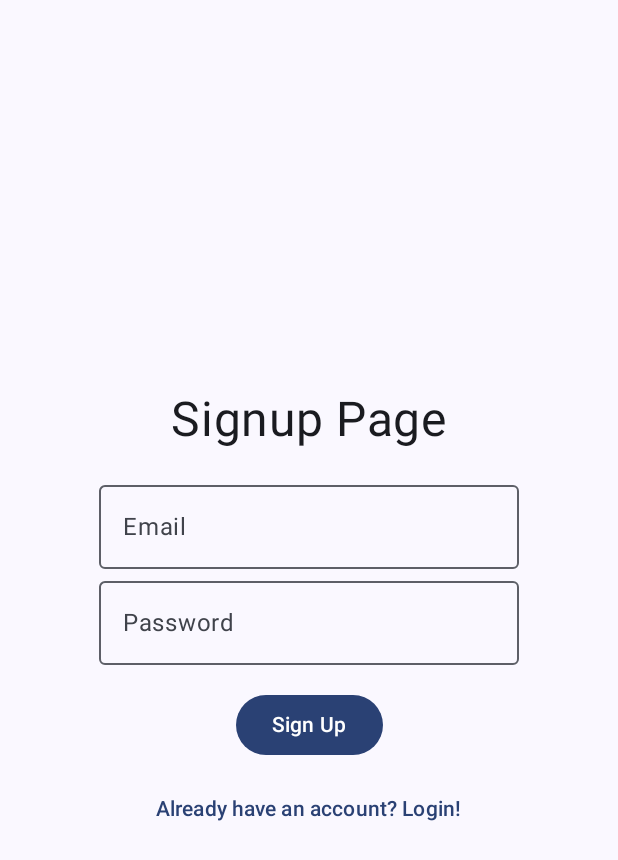
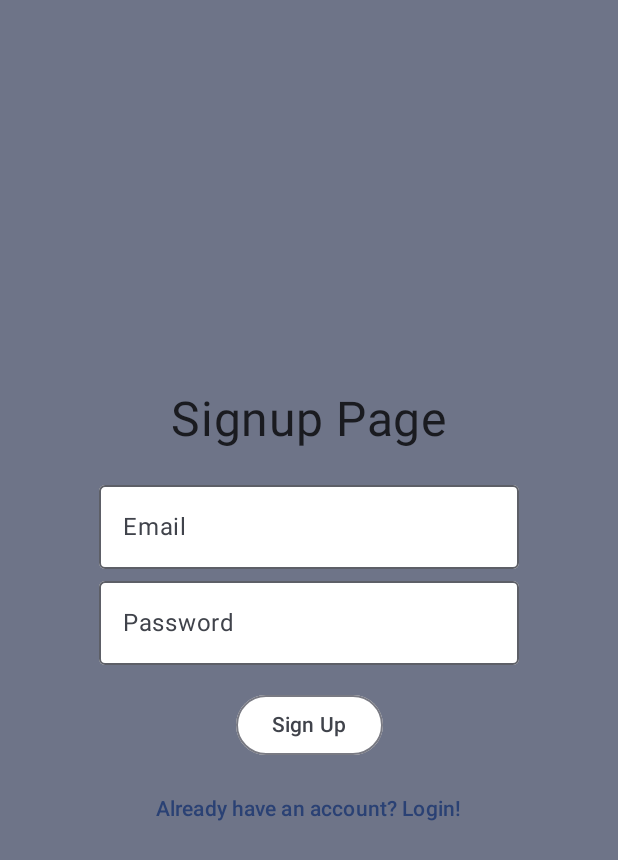
Before and after one commit to aleks-s10/AleksandarSekulovskiEfimSokolov-MovieMatcherFinalProject, an Android app built with Jetpack Compose: the screen it shows after launch (MainActivity), after a tap on "Don't have an account? Sign up!", on a phone screen of 412 x 824 dp. Shown: the top 860 px of the screen. Run offline under Robolectric (Android 15) with nearby library versions, the phone set to English and light mode, and no system bars; our stand-ins replace Firebase (no records; nobody signed in at launch, a user with empty details on screens opened directly), livedata-compose.

Commit message:
Login screen styling changes

```diff
--- a/app/src/main/java/com/example/aleksandarsekulovskiefimsokolov_moviematcherfinalproject/pages/LoginPage.kt
+++ b/app/src/main/java/com/example/aleksandarsekulovskiefimsokolov_moviematcherfinalproject/pages/LoginPage.kt
@@ -1,15 +1,24 @@
 package com.example.aleksandarsekulovskiefimsokolov_moviematcherfinalproject.pages
 
 import android.widget.Toast
+import androidx.compose.foundation.background
 import androidx.compose.foundation.layout.Arrangement
 import androidx.compose.foundation.layout.Column
 import androidx.compose.foundation.layout.Spacer
 import androidx.compose.foundation.layout.fillMaxSize
 import androidx.compose.foundation.layout.height
 import androidx.compose.material3.Button
+import androidx.compose.material3.ButtonColors
+import androidx.compose.material3.ButtonDefaults
+import androidx.compose.material3.ElevatedButton
+import androidx.compose.material3.ExperimentalMaterial3Api
+import androidx.compose.material3.MaterialTheme
+import androidx.compose.material3.OutlinedButton
 import androidx.compose.material3.OutlinedTextField
 import androidx.compose.material3.Text
 import androidx.compose.material3.TextButton
+import androidx.compose.material3.TextFieldDefaults
+import androidx.compose.material3.darkColorScheme
 import androidx.compose.runtime.Composable
 import androidx.compose.runtime.LaunchedEffect
 import androidx.compose.runtime.getValue
@@ -19,6 +28,7 @@ import androidx.compose.runtime.remember
 import androidx.compose.runtime.setValue
 import androidx.compose.ui.Alignment
 import androidx.compose.ui.Modifier
+import androidx.compose.ui.graphics.Color
 import androidx.compose.ui.platform.LocalContext
 import androidx.compose.ui.text.input.PasswordVisualTransformation
 import androidx.compose.ui.unit.dp
@@ -27,6 +37,7 @@ import androidx.navigation.NavController
 import com.example.aleksandarsekulovskiefimsokolov_moviematcherfinalproject.AuthState
 import com.example.aleksandarsekulovskiefimsokolov_moviematcherfinalproject.AuthViewModel
 
+@OptIn(ExperimentalMaterial3Api::class)
 @Composable
 fun LoginPage(modifier : Modifier = Modifier, navController: NavController, authViewModel: AuthViewModel) {
 
@@ -52,11 +63,11 @@ fun LoginPage(modifier : Modifier = Modifier, navController: NavController, auth
     }
 
     Column(
-        modifier = modifier.fillMaxSize(),
+        modifier = modifier.fillMaxSize().background(MaterialTheme.colorScheme.secondaryContainer),
         verticalArrangement = Arrangement.Center,
         horizontalAlignment = Alignment.CenterHorizontally
     ) {
-        Text(text = "Login Page", fontSize = 32.sp)
+        Text(text = "Welcome to MovieMatch!", fontSize = 32.sp)
 
         Spacer( modifier = Modifier.height(16.dp))
 
@@ -67,7 +78,8 @@ fun LoginPage(modifier : Modifier = Modifier, navController: NavController, auth
             },
             label = {
                 Text(text = "Email")
-            }
+            },
+            colors = TextFieldDefaults.outlinedTextFieldColors(containerColor = Color.White)
         )
         Spacer(modifier = Modifier.height(0.dp))
 
@@ -79,15 +91,17 @@ fun LoginPage(modifier : Modifier = Modifier, navController: NavController, auth
             label = {
                 Text(text = "Password")
             },
+            colors = TextFieldDefaults.outlinedTextFieldColors(containerColor = Color.White),
             visualTransformation = PasswordVisualTransformation()
         )
 
         Spacer(modifier = Modifier.height(16.dp))
 
-        Button(onClick = {
+        OutlinedButton(onClick = {
             authViewModel.login(email,password)
         },
-            enabled = authState.value != AuthState.Loading
+            enabled = authState.value != AuthState.Loading,
+            colors = ButtonDefaults.outlinedButtonColors(containerColor = Color.White)
             ) {
             Text(text = "Login")
         }
--- a/app/src/main/java/com/example/aleksandarsekulovskiefimsokolov_moviematcherfinalproject/pages/SignupPage.kt
+++ b/app/src/main/java/com/example/aleksandarsekulovskiefimsokolov_moviematcherfinalproject/pages/SignupPage.kt
@@ -1,15 +1,21 @@
 package com.example.aleksandarsekulovskiefimsokolov_moviematcherfinalproject.pages
 
 import android.widget.Toast
+import androidx.compose.foundation.background
 import androidx.compose.foundation.layout.Arrangement
 import androidx.compose.foundation.layout.Column
 import androidx.compose.foundation.layout.Spacer
 import androidx.compose.foundation.layout.fillMaxSize
 import androidx.compose.foundation.layout.height
 import androidx.compose.material3.Button
+import androidx.compose.material3.ButtonDefaults
+import androidx.compose.material3.ExperimentalMaterial3Api
+import androidx.compose.material3.MaterialTheme
+import androidx.compose.material3.OutlinedButton
 import androidx.compose.material3.OutlinedTextField
 import androidx.compose.material3.Text
 import androidx.compose.material3.TextButton
+import androidx.compose.material3.TextFieldDefaults
 import androidx.compose.runtime.Composable
 import androidx.compose.runtime.LaunchedEffect
 import androidx.compose.runtime.getValue
@@ -19,13 +25,16 @@ import androidx.compose.runtime.remember
 import androidx.compose.runtime.setValue
 import androidx.compose.ui.Alignment
 import androidx.compose.ui.Modifier
+import androidx.compose.ui.graphics.Color
 import androidx.compose.ui.platform.LocalContext
+import androidx.compose.ui.text.input.PasswordVisualTransformation
 import androidx.compose.ui.unit.dp
 import androidx.compose.ui.unit.sp
 import androidx.navigation.NavController
 import com.example.aleksandarsekulovskiefimsokolov_moviematcherfinalproject.AuthState
 import com.example.aleksandarsekulovskiefimsokolov_moviematcherfinalproject.AuthViewModel
 
+@OptIn(ExperimentalMaterial3Api::class)
 @Composable
 fun SignupPage(modifier : Modifier = Modifier, navController: NavController, authViewModel: AuthViewModel) {
 
@@ -52,7 +61,7 @@ fun SignupPage(modifier : Modifier = Modifier, navController: NavController, aut
 
 
     Column(
-        modifier = modifier.fillMaxSize(),
+        modifier = modifier.fillMaxSize().background(MaterialTheme.colorScheme.secondaryContainer),
         verticalArrangement = Arrangement.Center,
         horizontalAlignment = Alignment.CenterHorizontally
     ) {
@@ -67,7 +76,8 @@ fun SignupPage(modifier : Modifier = Modifier, navController: NavController, aut
             },
             label = {
                 Text(text = "Email")
-            }
+            },
+            colors = TextFieldDefaults.outlinedTextFieldColors(containerColor = Color.White)
         )
         Spacer(modifier = Modifier.height(0.dp))
 
@@ -78,15 +88,18 @@ fun SignupPage(modifier : Modifier = Modifier, navController: NavController, aut
             },
             label = {
                 Text(text = "Password")
-            }
+            },
+            colors = TextFieldDefaults.outlinedTextFieldColors(containerColor = Color.White),
+            visualTransformation = PasswordVisualTransformation()
         )
 
         Spacer(modifier = Modifier.height(16.dp))
 
-        Button(onClick = {
+        OutlinedButton(onClick = {
             authViewModel.signup(email,password)
         },
-            enabled = authState.value != AuthState.Loading
+            enabled = authState.value != AuthState.Loading,
+            colors = ButtonDefaults.outlinedButtonColors(containerColor = Color.White)
         ) {
             Text(text = "Sign Up")
         }
```
Also changed, not shown: app/src/main/java/com/example/aleksandarsekulovskiefimsokolov_moviematcherfinalproject/pages/SwipingScreen.kt (+16 -4 lines).
